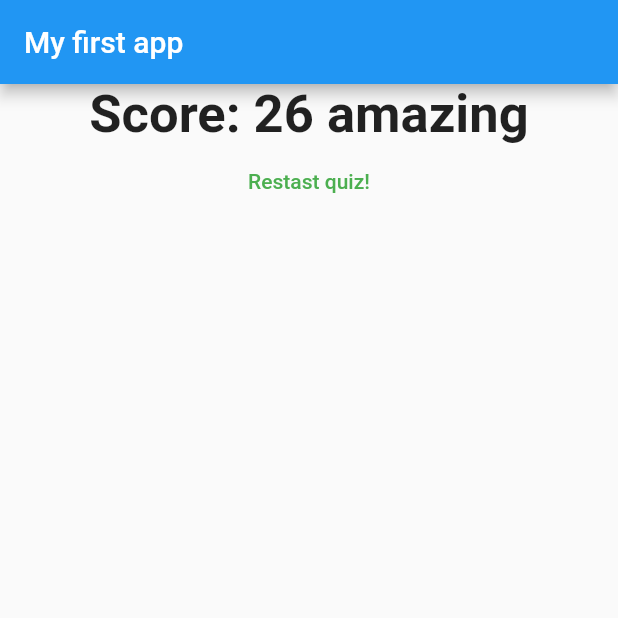
After one commit to quanle198/Flutter-Tutorial, a Flutter app: the screen it shows after launch, after a tap on "Black", after a tap on "Cat", after a tap on "Quan", on a phone screen of 412 x 824 dp, the top half of it. The commit adds this screen. Run offline on Flutter 3.47's test engine with Material 2 defaults, Android fonts, the phone set to English and light mode, and no system bars.

Commit message:
finish session 2 flutter

```diff
--- a/lib/main.dart
+++ b/lib/main.dart
@@ -1,6 +1,6 @@
 import 'package:flutter/material.dart';
-import './question.dart';
-import './answer.dart';
+import './quiz.dart';
+import './result.dart';
 
 void main() {
   runApp(MyApp());
@@ -15,47 +15,71 @@ class MyApp extends StatefulWidget {
 }
 
 class MyAppState extends State<MyApp> {
-  var questionIndex = 0;
+  var _questionIndex = 0;
+  var _totalScore = 0;
 
-  final questions = const [
+  final _questions = const [
     {
       'questionText': 'What\'s your favorite color?',
-      'answers': ['Black', 'Green', 'Blue']
+      'answers': [
+        {'text': 'Black', 'score': 10},
+        {'text': 'Green', 'score': 6},
+        {'text': 'Blue', 'score': 3}
+      ]
     },
     {
       'questionText': 'What\'s your favorite animal?',
-      'answers': ['Cat', 'Dog', 'Rabbit']
+      'answers': [
+        {'text': 'Dog', 'score': 10},
+        {'text': 'Cat', 'score': 6},
+        {'text': 'Rabbit', 'score': 3}
+      ]
     },
     {
       'questionText': 'What\'s your favorite intructor?',
-      'answers': ['Quan', 'Max', 'Min']
+      'answers': [
+        {'text': 'Quan', 'score': 10},
+        {'text': 'Max', 'score': 6},
+        {'text': 'Min', 'score': 3}
+      ]
     },
   ];
-  void answerQuestion() {
-    if (questionIndex < questions.length - 1) {
-      setState(() {
-        questionIndex = questionIndex + 1;
-      });
-      print(questionIndex);
+  void _answerQuestion(int score) {
+    _totalScore = _totalScore + score;
+
+    setState(() {
+      _questionIndex = _questionIndex + 1;
+    });
+
+    print(_questionIndex);
+    if (_questionIndex < _questions.length) {
+      print('We have more questionS!!!');
+    } else {
+      print('No more question');
     }
+  }
+
+  void _resetQuiz() {
+    setState(() {
+      _questionIndex = 0;
+      _totalScore = 0;
+    });
   }
 
   @override
   Widget build(BuildContext context) {
     return MaterialApp(
       home: Scaffold(
-        appBar: AppBar(
-          title: Text('My first app'),
-        ),
-        body: Column(
-          children: [
-            Question(questions[questionIndex]['questionText']),
-            ...(questions[questionIndex]['answers'] as List<String>)
-                .map((answer) => Answer(answerQuestion, answer))
-                .toList(),
-          ],
-        ),
-      ),
+          appBar: AppBar(
+            title: Text('My first app'),
+          ),
+          body: _questionIndex < _questions.length
+              ? Quiz(
+                  answerQuestion: _answerQuestion,
+                  questionIndex: _questionIndex,
+                  questions: _questions,
+                )
+              : Reusult(_totalScore, _resetQuiz)),
     );
   }
 }
--- /dev/null
+++ b/lib/quiz.dart
@@ -0,0 +1,27 @@
+import 'package:flutter/material.dart';
+import './question.dart';
+import './answer.dart';
+
+class Quiz extends StatelessWidget {
+  final List<Map<String, Object>> questions;
+  final Function answerQuestion;
+  final int questionIndex;
+
+  Quiz(
+      {@required this.answerQuestion,
+      @required this.questionIndex,
+      @required this.questions});
+
+  @override
+  Widget build(BuildContext context) {
+    return Column(
+      children: [
+        Question(questions[questionIndex]['questionText']),
+        ...(questions[questionIndex]['answers'] as List<Map<String, Object>>)
+            .map((answer) =>
+                Answer(() => answerQuestion(answer['score']), answer['text']))
+            .toList(),
+      ],
+    );
+  }
+}
--- /dev/null
+++ b/lib/result.dart
@@ -0,0 +1,38 @@
+import 'package:flutter/material.dart';
+
+class Reusult extends StatelessWidget {
+  final int resultScore;
+  final Function resetHandler;
+
+  Reusult(this.resultScore, this.resetHandler);
+
+  String get resultPhrase {
+    var resultText;
+    if (resultScore <= 10) {
+      resultText = ' not bad';
+    } else if (resultScore <= 16) {
+      resultText = ' good';
+    } else {
+      resultText = ' amazing';
+    }
+    return resultText;
+  }
+
+  @override
+  Widget build(BuildContext context) {
+    return Center(
+        child: Column(
+      children: <Widget>[
+        Text(
+          'Score: ' + resultScore.toString() + resultPhrase,
+          style: TextStyle(fontSize: 35, fontWeight: FontWeight.bold),
+        ),
+        TextButton(
+          child: Text('Restast quiz!'),
+          style: TextButton.styleFrom(primary: Colors.green),
+          onPressed: resetHandler,
+        )
+      ],
+    ));
+  }
+}
```
